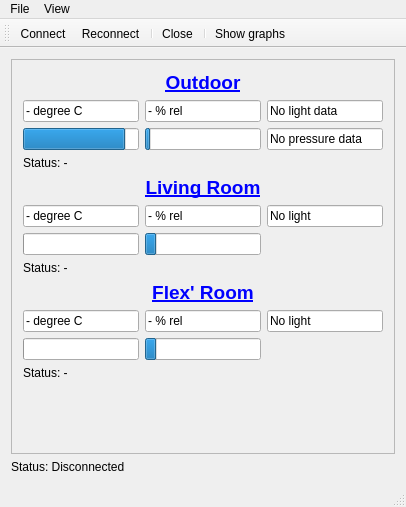
Before: the Qt Designer form QtMeteo/mainwindow.ui in grisu48/meteo, drawn with Qt 5.
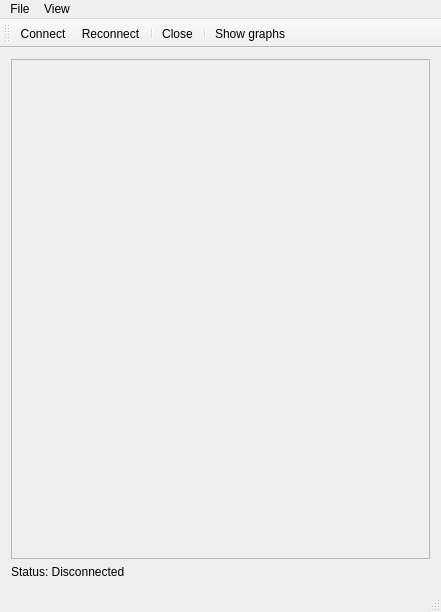
After: the same form once the commit is applied.

Patch:
```diff
--- a/QtMeteo/mainwindow.ui
+++ b/QtMeteo/mainwindow.ui
@@ -6,8 +6,8 @@
    <rect>
     <x>0</x>
     <y>0</y>
-    <width>406</width>
-    <height>507</height>
+    <width>441</width>
+    <height>612</height>
    </rect>
   </property>
   <property name="windowTitle">
@@ -25,466 +25,22 @@
         <rect>
          <x>0</x>
          <y>0</y>
-         <width>386</width>
-         <height>397</height>
+         <width>421</width>
+         <height>493</height>
         </rect>
        </property>
        <layout class="QGridLayout" name="gridLayout_2">
-        <item row="9" column="1">
-         <widget class="QLineEdit" name="txtFlexHumidity">
-          <property name="sizePolicy">
-           <sizepolicy hsizetype="Minimum" vsizetype="Fixed">
-            <horstretch>0</horstretch>
-            <verstretch>0</verstretch>
-           </sizepolicy>
+        <item row="0" column="0">
+         <layout class="QVBoxLayout" name="lySensors">
+          <property name="topMargin">
+           <number>0</number>
           </property>
-          <property name="minimumSize">
-           <size>
-            <width>20</width>
-            <height>0</height>
-           </size>
+          <property name="bottomMargin">
+           <number>0</number>
           </property>
-          <property name="text">
-           <string>- % rel</string>
-          </property>
-          <property name="readOnly">
-           <bool>true</bool>
-          </property>
-         </widget>
-        </item>
-        <item row="10" column="1">
-         <widget class="QProgressBar" name="prgFlexHum">
-          <property name="sizePolicy">
-           <sizepolicy hsizetype="Minimum" vsizetype="Fixed">
-            <horstretch>0</horstretch>
-            <verstretch>0</verstretch>
-           </sizepolicy>
-          </property>
-          <property name="minimumSize">
-           <size>
-            <width>20</width>
-            <height>0</height>
-           </size>
-          </property>
-          <property name="minimum">
-           <number>20</number>
-          </property>
-          <property name="maximum">
-           <number>60</number>
-          </property>
-          <property name="value">
-           <number>24</number>
-          </property>
-          <property name="textVisible">
-           <bool>false</bool>
-          </property>
-         </widget>
-        </item>
-        <item row="0" column="0" colspan="3">
-         <widget class="QLabel" name="lblOutdoor">
-          <property name="font">
-           <font>
-            <pointsize>14</pointsize>
-            <weight>75</weight>
-            <bold>true</bold>
-           </font>
-          </property>
-          <property name="text">
-           <string>&lt;a href=&quot;Outdoor&quot;&gt;Outdoor&lt;/a&gt;</string>
-          </property>
-          <property name="alignment">
-           <set>Qt::AlignCenter</set>
-          </property>
-         </widget>
-        </item>
-        <item row="4" column="0" colspan="3">
-         <widget class="QLabel" name="lblLivingRoomTemperature">
-          <property name="font">
-           <font>
-            <pointsize>14</pointsize>
-            <weight>75</weight>
-            <bold>true</bold>
-           </font>
-          </property>
-          <property name="text">
-           <string>&lt;a href=&quot;LivingRoom&quot;&gt;Living Room&lt;/a&gt;</string>
-          </property>
-          <property name="alignment">
-           <set>Qt::AlignCenter</set>
-          </property>
-         </widget>
-        </item>
-        <item row="5" column="0">
-         <widget class="QLineEdit" name="txtLivingRoomTemperature">
-          <property name="sizePolicy">
-           <sizepolicy hsizetype="Minimum" vsizetype="Fixed">
-            <horstretch>0</horstretch>
-            <verstretch>0</verstretch>
-           </sizepolicy>
-          </property>
-          <property name="minimumSize">
-           <size>
-            <width>20</width>
-            <height>0</height>
-           </size>
-          </property>
-          <property name="text">
-           <string>- degree C</string>
-          </property>
-          <property name="readOnly">
-           <bool>true</bool>
-          </property>
-         </widget>
-        </item>
-        <item row="5" column="1">
-         <widget class="QLineEdit" name="txtLivingRoomHumidity">
-          <property name="sizePolicy">
-           <sizepolicy hsizetype="Minimum" vsizetype="Fixed">
-            <horstretch>0</horstretch>
-            <verstretch>0</verstretch>
-           </sizepolicy>
-          </property>
-          <property name="minimumSize">
-           <size>
-            <width>20</width>
-            <height>0</height>
-           </size>
-          </property>
-          <property name="text">
-           <string>- % rel</string>
-          </property>
-          <property name="readOnly">
-           <bool>true</bool>
-          </property>
-         </widget>
-        </item>
-        <item row="5" column="2">
-         <widget class="QLineEdit" name="txtLivingRoomLight">
-          <property name="sizePolicy">
-           <sizepolicy hsizetype="Minimum" vsizetype="Fixed">
-            <horstretch>0</horstretch>
-            <verstretch>0</verstretch>
-           </sizepolicy>
-          </property>
-          <property name="minimumSize">
-           <size>
-            <width>20</width>
-            <height>0</height>
-           </size>
-          </property>
-          <property name="text">
-           <string>No light</string>
-          </property>
-          <property name="readOnly">
-           <bool>true</bool>
-          </property>
-         </widget>
-        </item>
-        <item row="9" column="0">
-         <widget class="QLineEdit" name="txtFlexTemp">
-          <property name="sizePolicy">
-           <sizepolicy hsizetype="Minimum" vsizetype="Fixed">
-            <horstretch>0</horstretch>
-            <verstretch>0</verstretch>
-           </sizepolicy>
-          </property>
-          <property name="minimumSize">
-           <size>
-            <width>20</width>
-            <height>0</height>
-           </size>
-          </property>
-          <property name="text">
-           <string>- degree C</string>
-          </property>
-          <property name="readOnly">
-           <bool>true</bool>
-          </property>
-         </widget>
-        </item>
-        <item row="10" column="0">
-         <widget class="QProgressBar" name="prgFlexTemp">
-          <property name="sizePolicy">
-           <sizepolicy hsizetype="Minimum" vsizetype="Fixed">
-            <horstretch>0</horstretch>
-            <verstretch>0</verstretch>
-           </sizepolicy>
-          </property>
-          <property name="minimumSize">
-           <size>
-            <width>20</width>
-            <height>0</height>
-           </size>
-          </property>
-          <property name="minimum">
-           <number>10</number>
-          </property>
-          <property name="maximum">
-           <number>30</number>
-          </property>
-          <property name="value">
-           <number>9</number>
-          </property>
-          <property name="textVisible">
-           <bool>false</bool>
-          </property>
-         </widget>
-        </item>
-        <item row="6" column="1">
-         <widget class="QProgressBar" name="prgLivingHumidity">
-          <property name="sizePolicy">
-           <sizepolicy hsizetype="Minimum" vsizetype="Fixed">
-            <horstretch>0</horstretch>
-            <verstretch>0</verstretch>
-           </sizepolicy>
-          </property>
-          <property name="minimumSize">
-           <size>
-            <width>20</width>
-            <height>0</height>
-           </size>
-          </property>
-          <property name="minimum">
-           <number>20</number>
-          </property>
-          <property name="maximum">
-           <number>60</number>
-          </property>
-          <property name="value">
-           <number>24</number>
-          </property>
-          <property name="textVisible">
-           <bool>false</bool>
-          </property>
-         </widget>
-        </item>
-        <item row="9" column="2">
-         <widget class="QLineEdit" name="txtFlexLight">
-          <property name="sizePolicy">
-           <sizepolicy hsizetype="Minimum" vsizetype="Fixed">
-            <horstretch>0</horstretch>
-            <verstretch>0</verstretch>
-           </sizepolicy>
-          </property>
-          <property name="minimumSize">
-           <size>
-            <width>20</width>
-            <height>0</height>
-           </size>
-          </property>
-          <property name="text">
-           <string>No light</string>
-          </property>
-          <property name="readOnly">
-           <bool>true</bool>
-          </property>
-         </widget>
-        </item>
-        <item row="1" column="2">
-         <widget class="QLineEdit" name="txtOutLight">
-          <property name="sizePolicy">
-           <sizepolicy hsizetype="Minimum" vsizetype="Fixed">
-            <horstretch>0</horstretch>
-            <verstretch>0</verstretch>
-           </sizepolicy>
-          </property>
-          <property name="minimumSize">
-           <size>
-            <width>20</width>
-            <height>0</height>
-           </size>
-          </property>
-          <property name="text">
-           <string>No light data</string>
-          </property>
-          <property name="readOnly">
-           <bool>true</bool>
-          </property>
-         </widget>
-        </item>
-        <item row="8" column="0" colspan="3">
-         <widget class="QLabel" name="lblLivingRoomHumidity">
-          <property name="font">
-           <font>
-            <pointsize>14</pointsize>
-            <weight>75</weight>
-            <bold>true</bold>
-           </font>
-          </property>
-          <property name="text">
-           <string>&lt;a href=&quot;FlexRoom&quot;&gt;Flex' Room&lt;/a&gt;</string>
-          </property>
-          <property name="alignment">
-           <set>Qt::AlignCenter</set>
-          </property>
-         </widget>
-        </item>
-        <item row="6" column="0">
-         <widget class="QProgressBar" name="prgLivingTemp">
-          <property name="sizePolicy">
-           <sizepolicy hsizetype="Minimum" vsizetype="Fixed">
-            <horstretch>0</horstretch>
-            <verstretch>0</verstretch>
-           </sizepolicy>
-          </property>
-          <property name="minimumSize">
-           <size>
-            <width>20</width>
-            <height>0</height>
-           </size>
-          </property>
-          <property name="minimum">
-           <number>10</number>
-          </property>
-          <property name="maximum">
-           <number>30</number>
-          </property>
-          <property name="value">
-           <number>9</number>
-          </property>
-          <property name="textVisible">
-           <bool>false</bool>
-          </property>
-         </widget>
-        </item>
-        <item row="2" column="0">
-         <widget class="QProgressBar" name="prgOutTemp">
-          <property name="sizePolicy">
-           <sizepolicy hsizetype="Minimum" vsizetype="Fixed">
-            <horstretch>0</horstretch>
-            <verstretch>0</verstretch>
-           </sizepolicy>
-          </property>
-          <property name="minimumSize">
-           <size>
-            <width>20</width>
-            <height>0</height>
-           </size>
-          </property>
-          <property name="minimum">
-           <number>-20</number>
-          </property>
-          <property name="maximum">
-           <number>30</number>
-          </property>
-          <property name="value">
-           <number>24</number>
-          </property>
-          <property name="textVisible">
-           <bool>false</bool>
-          </property>
-         </widget>
-        </item>
-        <item row="1" column="1">
-         <widget class="QLineEdit" name="txtOutHum">
-          <property name="sizePolicy">
-           <sizepolicy hsizetype="Minimum" vsizetype="Fixed">
-            <horstretch>0</horstretch>
-            <verstretch>0</verstretch>
-           </sizepolicy>
-          </property>
-          <property name="minimumSize">
-           <size>
-            <width>20</width>
-            <height>0</height>
-           </size>
-          </property>
-          <property name="text">
-           <string>- % rel</string>
-          </property>
-          <property name="readOnly">
-           <bool>true</bool>
-          </property>
-         </widget>
-        </item>
-        <item row="2" column="1">
-         <widget class="QProgressBar" name="prgOutHum">
-          <property name="sizePolicy">
-           <sizepolicy hsizetype="Minimum" vsizetype="Fixed">
-            <horstretch>0</horstretch>
-            <verstretch>0</verstretch>
-           </sizepolicy>
-          </property>
-          <property name="minimumSize">
-           <size>
-            <width>20</width>
-            <height>0</height>
-           </size>
-          </property>
-          <property name="minimum">
-           <number>20</number>
-          </property>
-          <property name="value">
-           <number>24</number>
-          </property>
-          <property name="textVisible">
-           <bool>false</bool>
-          </property>
-         </widget>
+         </layout>
         </item>
         <item row="1" column="0">
-         <widget class="QLineEdit" name="txtOutTemp">
-          <property name="sizePolicy">
-           <sizepolicy hsizetype="Minimum" vsizetype="Fixed">
-            <horstretch>0</horstretch>
-            <verstretch>0</verstretch>
-           </sizepolicy>
-          </property>
-          <property name="minimumSize">
-           <size>
-            <width>20</width>
-            <height>0</height>
-           </size>
-          </property>
-          <property name="text">
-           <string>- degree C</string>
-          </property>
-          <property name="readOnly">
-           <bool>true</bool>
-          </property>
-         </widget>
-        </item>
-        <item row="7" column="0" colspan="3">
-         <widget class="QLabel" name="lblStatusLivingRoom">
-          <property name="text">
-           <string>Status: -</string>
-          </property>
-         </widget>
-        </item>
-        <item row="2" column="2">
-         <widget class="QLineEdit" name="txtOutPress">
-          <property name="sizePolicy">
-           <sizepolicy hsizetype="Minimum" vsizetype="Fixed">
-            <horstretch>0</horstretch>
-            <verstretch>0</verstretch>
-           </sizepolicy>
-          </property>
-          <property name="minimumSize">
-           <size>
-            <width>20</width>
-            <height>0</height>
-           </size>
-          </property>
-          <property name="text">
-           <string>No pressure data</string>
-          </property>
-         </widget>
-        </item>
-        <item row="3" column="0" colspan="3">
-         <widget class="QLabel" name="lblStatusOutdoor">
-          <property name="text">
-           <string>Status: -</string>
-          </property>
-         </widget>
-        </item>
-        <item row="11" column="0" colspan="3">
-         <widget class="QLabel" name="lblStatusFlex">
-          <property name="text">
-           <string>Status: -</string>
-          </property>
-         </widget>
-        </item>
-        <item row="12" column="1">
          <spacer name="verticalSpacer">
           <property name="orientation">
            <enum>Qt::Vertical</enum>
@@ -515,8 +71,8 @@
     <rect>
      <x>0</x>
      <y>0</y>
-     <width>406</width>
-     <height>19</height>
+     <width>441</width>
+     <height>25</height>
     </rect>
    </property>
    <widget class="QMenu" name="menuFile">
```
